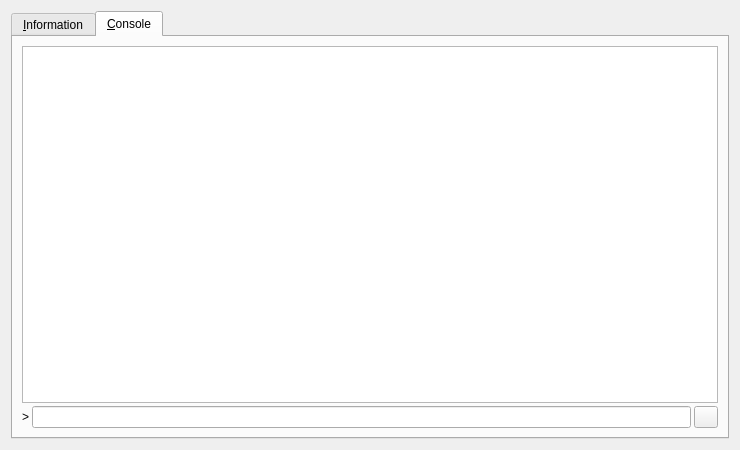
infinitecoin/infinitecoin, file src/qt/forms/rpcconsole.ui: the form before one commit.
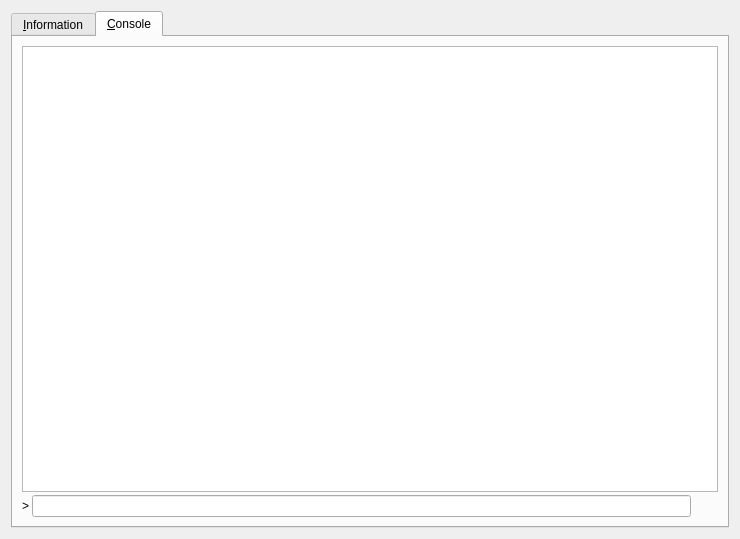
The form after the commit. The open tabs and pages were chosen to show the change. Icons and pictures are not drawn.

What changed in the file:
```diff
--- a/src/qt/forms/rpcconsole.ui
+++ b/src/qt/forms/rpcconsole.ui
@@ -7,7 +7,7 @@
     <x>0</x>
     <y>0</y>
     <width>740</width>
-    <height>450</height>
+    <height>539</height>
    </rect>
   </property>
   <property name="windowTitle">
@@ -449,6 +449,9 @@
            <property name="autoDefault">
             <bool>false</bool>
            </property>
+           <property name="flat">
+            <bool>true</bool>
+           </property>
           </widget>
          </item>
         </layout>
```
Left out of the diff: 2 changed lines with no effect on the pictures.
